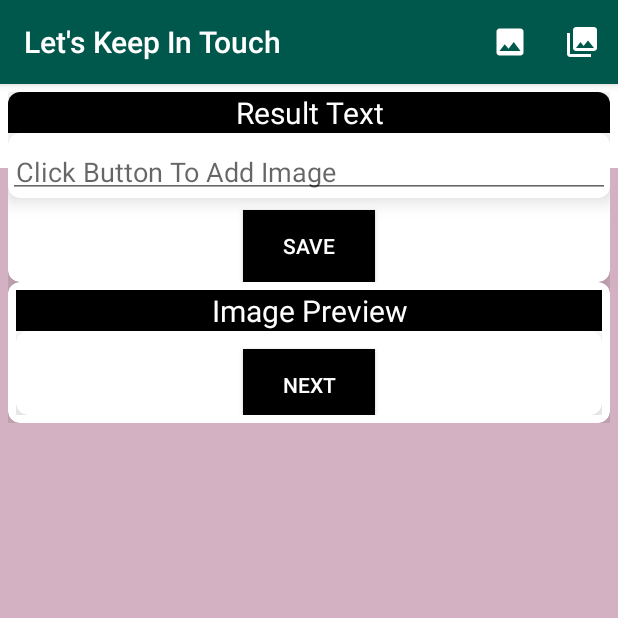
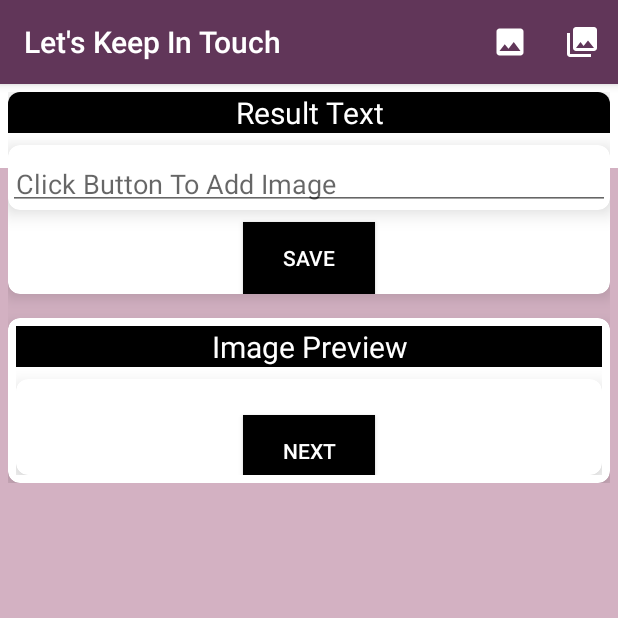
Before and after one commit to KhaiSoe/Let-s-Keep-In-Touch, an Android app: the screen it shows after launch (MainActivity), on a phone screen of 412 x 824 dp, the top half of it. Run offline under Robolectric (Android 15) with nearby library versions, the phone set to English and light mode, and no system bars; libraries missing offline, so code that uses them is left out: com.google.android.gms, com.theartofdev.edmodo; pictures from the network do not load.

Commit message:
cleaned up code and format lines

```diff
--- a/app/src/main/java/com/pursuit/letskeepintouch/database/DatabaseFields.java
+++ b/app/src/main/java/com/pursuit/letskeepintouch/database/DatabaseFields.java
@@ -1,8 +1,8 @@
 package com.pursuit.letskeepintouch.database;
 
 public interface DatabaseFields {
-     String DATABASE_NAME = "ScannedText.db";
+    String DATABASE_NAME = "ScannedText.db";
     String TABLE_NAME = "ScannedTextTable";
     String ID_COLUMN_NAME = "_ID";
-   String CROPPED_COLUMN_NAME = "cropped_text_col";
+    String CROPPED_COLUMN_NAME = "cropped_text_col";
 }
--- a/app/src/main/java/com/pursuit/letskeepintouch/fragments/FragmentInterface.java
+++ b/app/src/main/java/com/pursuit/letskeepintouch/fragments/FragmentInterface.java
@@ -3,7 +3,6 @@ package com.pursuit.letskeepintouch.fragments;
 import androidx.fragment.app.Fragment;
 
 public interface FragmentInterface {
-    //void showSplashScreen();
     void moveToScanningFragment();
 
     void moveToDisplayFragment();
--- a/app/src/main/java/com/pursuit/letskeepintouch/fragments/ScanningFragment.java
+++ b/app/src/main/java/com/pursuit/letskeepintouch/fragments/ScanningFragment.java
@@ -65,7 +65,6 @@ public class ScanningFragment extends Fragment {
 
 
     public ScanningFragment() {
-        // Required empty public constructor
     }
 
     public static ScanningFragment newInstance() {
@@ -184,7 +183,6 @@ public class ScanningFragment extends Fragment {
     }
 
     private void pickStorage() {
-        //intent to pick image from gallery
         Intent intent = new Intent(Intent.ACTION_PICK);
         intent.setType(getString(R.string.pickStorage_intent));
         startActivityForResult(intent, IMAGE_PICK_GALLERY_CODE);
--- a/app/src/main/java/com/pursuit/letskeepintouch/fragments/SplashScreenFragment.java
+++ b/app/src/main/java/com/pursuit/letskeepintouch/fragments/SplashScreenFragment.java
@@ -19,7 +19,6 @@ public class SplashScreenFragment extends Fragment {
     private FragmentInterface fragmentInterface;
 
     public SplashScreenFragment() {
-        // Required empty public constructor
     }
 
     public static SplashScreenFragment newInstance() {
@@ -58,8 +57,8 @@ public class SplashScreenFragment extends Fragment {
         CountDownTimer timer = new CountDownTimer(2000L, 1000L) {
             @Override
             public void onTick(long millisUntilFinished) {
-                //no-op
             }
+
             @Override
             public void onFinish() {
                 finishSplashScreen();
--- a/app/src/main/java/com/pursuit/letskeepintouch/recyclerview/TextAdapter.java
+++ b/app/src/main/java/com/pursuit/letskeepintouch/recyclerview/TextAdapter.java
@@ -1,10 +1,7 @@
 package com.pursuit.letskeepintouch.recyclerview;
 
 import android.view.LayoutInflater;
-import android.view.View;
 import android.view.ViewGroup;
-import android.widget.Toast;
-import android.widget.Toolbar;
 
 import com.pursuit.letskeepintouch.R;
 import com.pursuit.letskeepintouch.fragments.FragmentInterface;
--- a/app/src/main/res/layout-land/fragment_scanning.xml
+++ b/app/src/main/res/layout-land/fragment_scanning.xml
@@ -63,6 +63,7 @@
                            android:layout_height="wrap_content"
                            android:autoLink="all"
                            android:hint="@string/click_button_to_add_image"
+                           android:layout_marginTop="8dp"
                            android:padding="5dp"
                            android:textColor="#000000"
                            android:textSize="18sp"
@@ -70,6 +71,7 @@
                        </androidx.cardview.widget.CardView>
                        <Button
                            android:id="@+id/save_editText"
+                           android:layout_marginTop="8dp"
                            android:layout_width="wrap_content"
                            android:layout_height="wrap_content"
                            android:layout_gravity="center"
@@ -83,6 +85,7 @@
                <androidx.cardview.widget.CardView
                    android:layout_width="match_parent"
                    android:layout_height="wrap_content"
+                   android:layout_marginTop="16dp"
                    app:cardCornerRadius="8dp"
                    app:cardElevation="8dp"
                    android:padding="5dp">
@@ -110,6 +113,25 @@
                            android:layout_height="wrap_content"
                            android:maxHeight="250dp"
                            android:contentDescription="@string/picture" />
+                       <androidx.cardview.widget.CardView
+                           android:layout_width="match_parent"
+                           android:layout_height="wrap_content"
+                           android:padding="5dp"
+                           app:cardCornerRadius="8dp"
+                           app:cardElevation="8dp">
+
+                           <Button
+                               android:id="@+id/next_fragment"
+                               android:layout_width="wrap_content"
+                               android:layout_height="wrap_content"
+                               android:layout_gravity="center"
+                               android:layout_marginTop="16dp"
+                               android:background="#000000"
+                               android:gravity="center"
+                               android:padding="8dp"
+                               android:text="@string/next_fragment"
+                               android:textColor="#ffffff" />
+                       </androidx.cardview.widget.CardView>
                    </LinearLayout>
                </androidx.cardview.widget.CardView>
            </LinearLayout>
--- a/app/src/main/res/layout/fragment_detail.xml
+++ b/app/src/main/res/layout/fragment_detail.xml
@@ -21,6 +21,7 @@
 
             <EditText
                 android:id="@+id/chosen_textView"
+                android:layout_marginTop="8dp"
                 android:layout_width="match_parent"
                 android:layout_height="match_parent"
                 android:text="@string/hello_blank_fragment"
--- a/app/src/main/res/layout/fragment_scanning.xml
+++ b/app/src/main/res/layout/fragment_scanning.xml
@@ -52,6 +52,7 @@
                     <androidx.cardview.widget.CardView
                         android:layout_width="match_parent"
                         android:layout_height="wrap_content"
+                        android:layout_marginTop="8dp"
                         android:padding="5dp"
                         app:cardCornerRadius="8dp"
                         app:cardElevation="8dp">
@@ -84,6 +85,7 @@
             </androidx.cardview.widget.CardView>
 
             <androidx.cardview.widget.CardView
+                android:layout_marginTop="16dp"
                 android:layout_width="match_parent"
                 android:layout_height="wrap_content"
                 android:padding="5dp"
@@ -109,6 +111,7 @@
 
                     <ImageView
                         android:id="@+id/scanned_image"
+                        android:layout_marginTop="8dp"
                         android:layout_width="match_parent"
                         android:layout_height="wrap_content"
                         android:contentDescription="@string/picture"
@@ -127,7 +130,7 @@
                             android:layout_width="wrap_content"
                             android:layout_height="wrap_content"
                             android:layout_gravity="center"
-                            android:layout_marginTop="8dp"
+                            android:layout_marginTop="16dp"
                             android:background="#000000"
                             android:gravity="center"
                             android:padding="8dp"
--- a/app/src/main/res/layout/text_itemviews.xml
+++ b/app/src/main/res/layout/text_itemviews.xml
@@ -28,6 +28,7 @@
                 android:gravity="center"
                 android:textColor="#ffffff"
                 android:textSize="30sp"
+                android:layout_marginTop="8dp"
                 app:layout_constraintBottom_toTopOf="parent"
                 app:layout_constraintEnd_toEndOf="parent"
                 app:layout_constraintStart_toStartOf="parent"
--- a/app/src/main/res/values/colors.xml
+++ b/app/src/main/res/values/colors.xml
@@ -1,6 +1,6 @@
 <?xml version="1.0" encoding="utf-8"?>
 <resources>
-    <color name="colorPrimary">#008577</color>
-    <color name="colorPrimaryDark">#00574B</color>
+    <color name="colorPrimary">#613659</color>
+    <color name="colorPrimaryDark">#C197D2</color>
     <color name="colorAccent">#D81B60</color>
 </resources>
--- a/app/src/main/res/values/styles.xml
+++ b/app/src/main/res/values/styles.xml
@@ -3,8 +3,8 @@
     <!-- Base application theme. -->
     <style name="AppTheme" parent="Theme.AppCompat.Light.DarkActionBar">
         <!-- Customize your theme here. -->
-        <item name="colorPrimary">@color/colorPrimaryDark</item>
-        <item name="colorPrimaryDark">#000000</item>
+        <item name="colorPrimary">#613659</item>
+        <item name="colorPrimaryDark">#C197D2</item>
         <item name="colorAccent">@color/colorAccent</item>
     </style>
 
```
Also changed, not shown: app/src/main/java/com/pursuit/letskeepintouch/database/TextDatabase.java (+11 -19 lines), app/src/main/java/com/pursuit/letskeepintouch/fragments/DetailFragment.java (+9 -21 lines), app/src/main/java/com/pursuit/letskeepintouch/fragments/DisplayFragment.java (+2 -10 lines), app/src/main/java/com/pursuit/letskeepintouch/recyclerview/TextViewHolder.java (+4 -6 lines).
